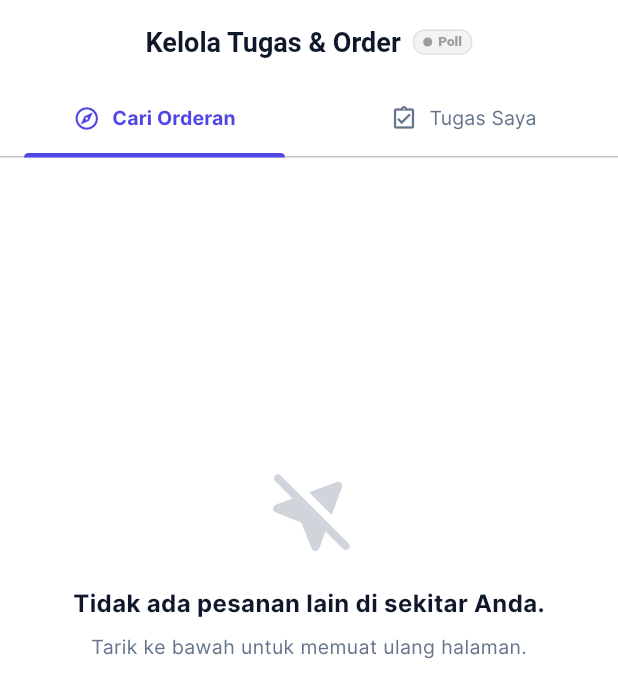
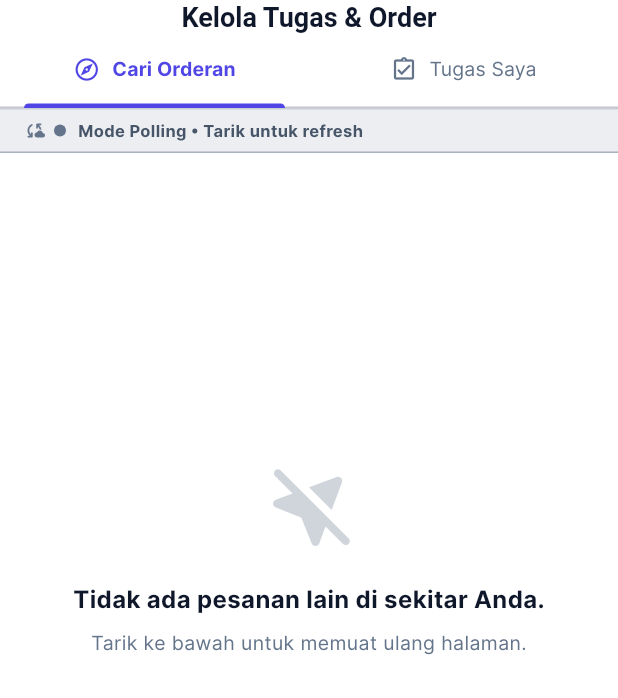
Before and after one commit to Nitip-Workzone/nitip-mobile, a Flutter app: the ExploreOrdersPage screen opened by its route, on a phone screen of 412 x 824 dp. Shown: the top 698 px of the screen. Run offline on Flutter 3.47's test engine with Material 3 defaults, Android fonts, the phone set to English and light mode, and no system bars; our stand-ins replace cached_network_image, connectivity_plus, device_info_plus, dio, firebase_analytics, firebase_core and 14 more; missing offline and left inert: image_gallery_saver_plus, mobile_scanner, screen_protector, webview_flutter_android; accounts and stored records are empty; network calls fail.

Commit message:
Update audit mobile

```diff
--- a/lib/data/repositories/auth_repository_impl.dart
+++ b/lib/data/repositories/auth_repository_impl.dart
@@ -101,7 +101,7 @@ class AuthRepositoryImpl implements AuthRepository {
       if (response.data['success'] == true) {
         return User.fromJson(response.data['data']);
       } else {
-        throw Exception(response.data['message'] ?? 'Registrasi gagal');
+        throw Exception(response.data['message'] ?? 'Proses pendaftaran gagal. Silakan coba lagi.');
       }
     } on DioException catch (e) {
       final message = e.response?.data['message'] ?? 'Terjadi kesalahan jaringan';
--- a/lib/data/repositories/review_repository_impl.dart
+++ b/lib/data/repositories/review_repository_impl.dart
@@ -38,7 +38,7 @@ class ReviewRepositoryImpl implements ReviewRepository {
       if (response.data['success'] == true && response.data['data'] != null) {
         return ReviewModel.fromJson(response.data['data']);
       } else {
-        throw Exception(response.data['message'] ?? 'Gagal mengirim review');
+        throw Exception(response.data['message'] ?? 'Maaf, ulasan Anda gagal tersimpan.');
       }
     } on DioException catch (e) {
       final message = e.response?.data['message'] ?? 'Terjadi kesalahan jaringan';
--- a/lib/data/repositories/wallet_repository_impl.dart
+++ b/lib/data/repositories/wallet_repository_impl.dart
@@ -47,7 +47,7 @@ class WalletRepositoryImpl implements WalletRepository {
       if (response.data['success'] == true) {
         return WalletTransactionModel.fromJson(response.data['data']);
       } else {
-        throw Exception(response.data['message'] ?? 'Gagal melakukan top up');
+        throw Exception(response.data['message'] ?? 'Proses isi saldo gagal. Tenang, dana Anda tidak terpotong.');
       }
     } on DioException catch (e) {
       final message = e.response?.data['message'] ?? 'Terjadi kesalahan jaringan';
--- a/lib/presentation/pages/dashboard/dashboard_page.dart
+++ b/lib/presentation/pages/dashboard/dashboard_page.dart
@@ -163,7 +163,7 @@ class _DashboardPageState extends ConsumerState<DashboardPage> {
                   if (success && context.mounted) {
                     ScaffoldMessenger.of(context).showSnackBar(
                       SnackBar(
-                        content: Text('Pesanan #${selectedOrder.id.substring(0, 8)} berhasil diselesaikan!'),
+                        content: Text('Pesanan #${selectedOrder.id.length > 8 ? selectedOrder.id.substring(0, 8) : selectedOrder.id} berhasil diselesaikan!'),
                         behavior: SnackBarBehavior.floating,
                         backgroundColor: Colors.green,
                       ),
--- a/lib/presentation/pages/kyc/kyc_camera_page.dart
+++ b/lib/presentation/pages/kyc/kyc_camera_page.dart
@@ -34,7 +34,7 @@ class _KycCameraPageState extends State<KycCameraPage> {
       if (!status.isGranted) {
         if (mounted) {
           ScaffoldMessenger.of(context).showSnackBar(
-            const SnackBar(content: Text('Izin kamera diperlukan')),
+            const SnackBar(content: Text('Kami butuh akses kamera Anda untuk melanjutkan verifikasi.')),
           );
           Navigator.pop(context);
         }
--- a/lib/presentation/pages/kyc/kyc_ktp_page.dart
+++ b/lib/presentation/pages/kyc/kyc_ktp_page.dart
@@ -85,7 +85,7 @@ class _KycKtpPageState extends State<KycKtpPage> {
     if (_ktpPath == null) return;
     if (_nikController.text.length < 16) {
       ScaffoldMessenger.of(context).showSnackBar(
-        const SnackBar(content: Text('NIK harus 16 digit')),
+        const SnackBar(content: Text('Mohon pastikan NIK KTP Anda berjumlah pas 16 digit.')),
       );
       return;
     }
--- a/lib/presentation/pages/orders/explore_orders_page.dart
+++ b/lib/presentation/pages/orders/explore_orders_page.dart
@@ -18,16 +18,36 @@ class ExploreOrdersPage extends ConsumerStatefulWidget {
 class _ExploreOrdersPageState extends ConsumerState<ExploreOrdersPage> with SingleTickerProviderStateMixin {
   late TabController _tabController;
 
+  bool _didInitPool = false;
+
   @override
   void initState() {
     super.initState();
     _tabController = TabController(length: 2, vsync: this);
     Future.microtask(() {
-      ref.read(exploreOrdersProvider.notifier).fetchAvailableOrders();
+      if (!mounted) return;
+      ref.read(exploreOrdersProvider.notifier).fetchAvailableOrders(syncLocation: true, force: true);
       ref.read(activityProvider.notifier).fetchActivities();
-      // Start realtime pool SSE (best practice: lifecycle-aware inside provider)
-      // Will auto-disconnect when backgrounded to save battery
-      ref.read(poolRealtimeProvider.notifier);
+      if (!_didInitPool) {
+        _didInitPool = true;
+        ref.read(poolRealtimeProvider);
+      }
+      _tabController.addListener(() {
+        if (!mounted) return;
+        if (_tabController.index == 0 && !_tabController.indexIsChanging) {
+          ref.read(exploreOrdersProvider.notifier).fetchAvailableOrders(syncLocation: false, force: true);
+        }
+      });
+    });
+  }
+
+  @override
+  void didChangeDependencies() {
+    super.didChangeDependencies();
+    // Re-fetch when returning from background/detail – ensures cancelled orders removed without pull
+    WidgetsBinding.instance.addPostFrameCallback((_) {
+      if (!mounted) return;
+      ref.read(exploreOrdersProvider.notifier).fetchAvailableOrders(syncLocation: false, force: true);
     });
   }
 
@@ -46,59 +66,47 @@ class _ExploreOrdersPageState extends ConsumerState<ExploreOrdersPage> with Sing
     final activeOrders = activityState.activeOrders;
     final availableOrders = state.availableOrders;
 
+    // Pool status colors & labels – distinct, not truncated
+    Color dotColor;
+    Color bgColor;
+    Color borderColor;
+    Color textColor;
+    IconData statusIcon;
+    if (poolState.isLive) {
+      dotColor = const Color(0xFF22C55E);
+      bgColor = const Color(0xFF22C55E).withValues(alpha: 0.12);
+      borderColor = const Color(0xFF22C55E).withValues(alpha: 0.3);
+      textColor = const Color(0xFF15803D);
+      statusIcon = Icons.bolt_rounded;
+    } else if (poolState.isConnecting) {
+      dotColor = const Color(0xFFF59E0B);
+      bgColor = const Color(0xFFF59E0B).withValues(alpha: 0.15);
+      borderColor = const Color(0xFFF59E0B).withValues(alpha: 0.35);
+      textColor = const Color(0xFF9A5A00);
+      statusIcon = Icons.sync_rounded;
+    } else {
+      dotColor = const Color(0xFF64748B);
+      bgColor = const Color(0xFF64748B).withValues(alpha: 0.12);
+      borderColor = const Color(0xFF64748B).withValues(alpha: 0.25);
+      textColor = const Color(0xFF475569);
+      statusIcon = Icons.cloud_sync_rounded;
+    }
+
     return Scaffold(
       backgroundColor: AppColors.background,
       appBar: AppBar(
-        title: Row(
-          mainAxisSize: MainAxisSize.min,
-          children: [
-            const Text(
+        title: const Text(
           'Kelola Tugas & Order',
           style: TextStyle(fontWeight: FontWeight.bold, fontSize: 18, color: AppColors.textMain),
-            ),
-            const SizedBox(width: 8),
-            Container(
-              padding: const EdgeInsets.symmetric(horizontal: 6, vertical: 2),
-              decoration: BoxDecoration(
-                color: poolState.isLive ? Colors.green.withValues(alpha: 0.12) : Colors.grey.withValues(alpha: 0.12),
-                borderRadius: BorderRadius.circular(8),
-                border: Border.all(color: poolState.isLive ? Colors.green.withValues(alpha: 0.3) : Colors.grey.withValues(alpha: 0.2)),
-              ),
-              child: Row(
-                mainAxisSize: MainAxisSize.min,
-                children: [
-                  Container(
-                    width: 6, height: 6,
-                    decoration: BoxDecoration(
-                      color: poolState.isLive ? Colors.green : Colors.grey,
-                      shape: BoxShape.circle,
-                    ),
-                  ),
-                  const SizedBox(width: 4),
-                  Text(
-                    poolState.isLive ? 'Live' : (poolState.isConnecting ? 'Conn...' : 'Poll'),
-                    style: TextStyle(
-                      fontSize: 9,
-                      fontWeight: FontWeight.w900,
-                      color: poolState.isLive ? Colors.green : Colors.grey,
-                    ),
-                  ),
-                ],
-              ),
-            ),
-            if (poolState.lastUpdate != null) ...[
-              const SizedBox(width: 4),
-              Text(
-                poolState.lastUpdate!,
-                style: const TextStyle(fontSize: 9, color: AppColors.textMuted),
-              ),
-            ],
-          ],
         ),
         centerTitle: true,
         elevation: 0,
         backgroundColor: Colors.white,
-        bottom: TabBar(
+        bottom: PreferredSize(
+          preferredSize: const Size.fromHeight(46),
+          child: Column(
+            children: [
+              TabBar(
                 controller: _tabController,
                 indicatorColor: AppColors.secondary,
                 indicatorWeight: 3,
@@ -156,6 +164,48 @@ class _ExploreOrdersPageState extends ConsumerState<ExploreOrdersPage> with Sing
                     ),
                   ),
                 ],
+              ),
+              // Pool status banner – full width, distinct colors, not truncated
+              Container(
+                width: double.infinity,
+                padding: const EdgeInsets.symmetric(horizontal: 16, vertical: 6),
+                decoration: BoxDecoration(
+                  color: bgColor,
+                  border: Border(top: BorderSide(color: borderColor), bottom: BorderSide(color: borderColor.withValues(alpha: 0.5))),
+                ),
+                child: Row(
+                  children: [
+                    Icon(statusIcon, size: 14, color: dotColor),
+                    const SizedBox(width: 6),
+                    Container(
+                      width: 8,
+                      height: 8,
+                      decoration: BoxDecoration(color: dotColor, shape: BoxShape.circle),
+                    ),
+                    const SizedBox(width: 8),
+                    Expanded(
+                      child: Text(
+                        poolState.isLive
+                            ? 'Realtime Live • Update otomatis tanpa pull'
+                            : (poolState.isConnecting ? 'Menghubungkan realtime pool...' : 'Mode Polling • Tarik untuk refresh'),
+                        style: TextStyle(fontSize: 11, fontWeight: FontWeight.w700, color: textColor),
+                      ),
+                    ),
+                    if (poolState.isLive)
+                      Container(
+                        padding: const EdgeInsets.symmetric(horizontal: 6, vertical: 2),
+                        decoration: BoxDecoration(color: dotColor, borderRadius: BorderRadius.circular(10)),
+                        child: const Text('LIVE', style: TextStyle(fontSize: 9, fontWeight: FontWeight.w900, color: Colors.white))),
+                    if (poolState.lastUpdate != null && !poolState.isConnecting) ...[
+                      const SizedBox(width: 8),
+                      Text(poolState.lastUpdate!,
+                          style: TextStyle(fontSize: 10, fontWeight: FontWeight.w500, color: textColor.withValues(alpha: 0.7))),
+                    ],
+                  ],
+                ),
+              ),
+            ],
+          ),
         ),
       ),
       body: TabBarView(
--- a/lib/presentation/pages/support/support_ticket_detail_page.dart
+++ b/lib/presentation/pages/support/support_ticket_detail_page.dart
@@ -48,7 +48,7 @@ class _SupportTicketDetailPageState extends ConsumerState<SupportTicketDetailPag
       messageCtrl.clear();
       Future.delayed(const Duration(milliseconds: 100), _scrollToBottom);
     } catch (e) {
-      if (mounted) ScaffoldMessenger.of(context).showSnackBar(SnackBar(content: Text('Gagal kirim: $e')));
+      if (mounted) ScaffoldMessenger.of(context).showSnackBar(const SnackBar(content: Text('Pesan gagal dikirim. Periksa koneksi internet Anda.')));
     } finally {
       if (mounted) setState(() => isSending = false);
     }
@@ -108,7 +108,7 @@ class _SupportTicketDetailPageState extends ConsumerState<SupportTicketDetailPag
                             Text(ticket.category, style: TextStyle(fontSize: 11, color: Colors.grey.shade500)),
                             if (ticket.orderId != null) ...[
                               const SizedBox(width: 8),
-                              Text('Order #${ticket.orderId!.substring(0, 8).toUpperCase()}', style: TextStyle(fontSize: 11, color: Colors.grey.shade500)),
+                              Text('Order #${ticket.orderId!.length > 8 ? ticket.orderId!.substring(0, 8) : ticket.orderId!}'.toUpperCase(), style: TextStyle(fontSize: 11, color: Colors.grey.shade500)),
                             ],
                           ],
                         ),
--- a/lib/presentation/pages/wallet/top_up_receipt.dart
+++ b/lib/presentation/pages/wallet/top_up_receipt.dart
@@ -100,7 +100,7 @@ class _ReceiptSheetState extends ConsumerState<_ReceiptSheet> {
     } catch (e) {
       if (mounted) {
         ScaffoldMessenger.of(context).showSnackBar(
-          SnackBar(content: Text('Error: $e'), backgroundColor: AppColors.error),
+          const SnackBar(content: Text('Gagal memverifikasi status pembayaran.'), backgroundColor: AppColors.error),
         );
       }
     } finally {
```
Also changed, not shown: lib/data/services/pool_realtime_service.dart (+18 -7 lines), lib/presentation/pages/support/support_new_ticket_page.dart (+5 -5 lines), lib/presentation/pages/wallet/transaction_history_page.dart (+39 -37 lines), lib/presentation/providers/explore_orders_provider.dart (+20 -6 lines), lib/presentation/providers/order_status_provider.dart (+7 -7 lines), lib/presentation/providers/pool_realtime_provider.dart (+133 -22 lines), lib/presentation/providers/wallet_provider.dart (+25 -4 lines). Lines whose indentation alone changed are shown as unchanged.
